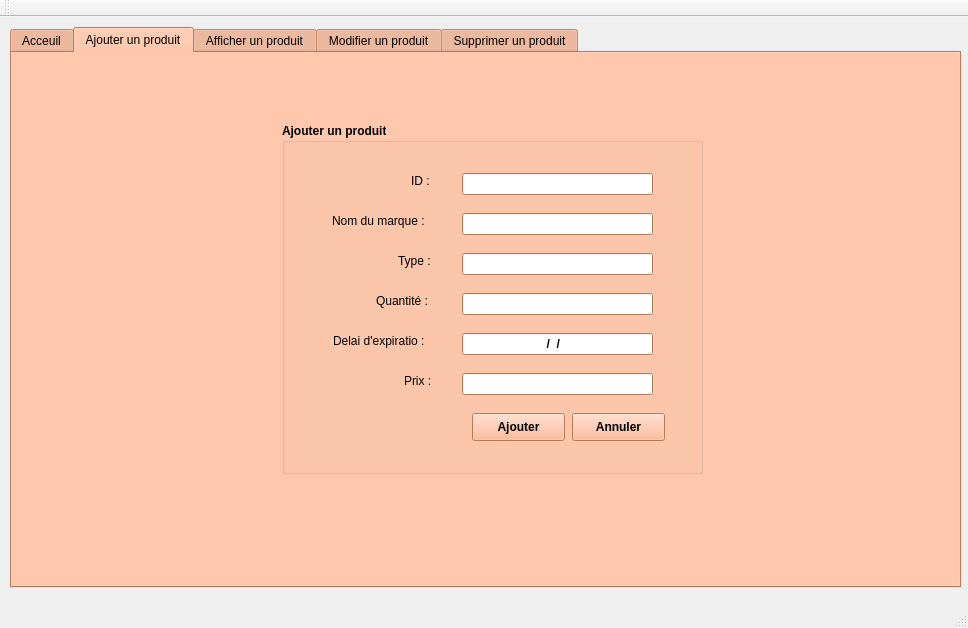
The window that mainwindow.ui (anwar448/projet_cpp_2A) describes before a commit, drawn with Qt 5.
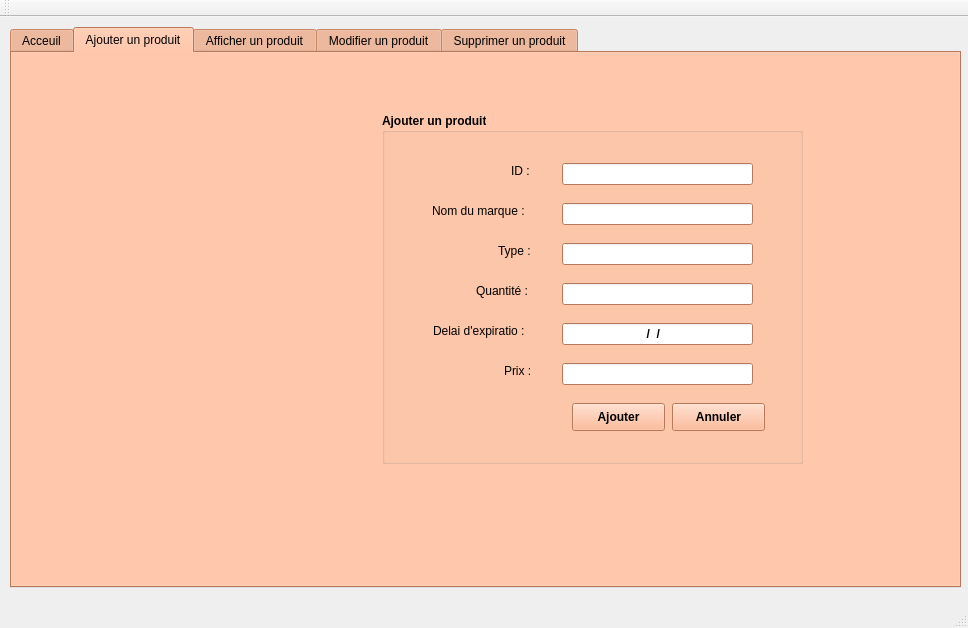
The same window after the commit.

The edit to the form file:
```diff
--- a/mainwindow.ui
+++ b/mainwindow.ui
@@ -1078,8 +1078,8 @@
      <widget class="QGroupBox" name="groupBox_4">
       <property name="geometry">
        <rect>
-        <x>270</x>
-        <y>70</y>
+        <x>370</x>
+        <y>60</y>
         <width>421</width>
         <height>351</height>
        </rect>
@@ -1112,6 +1112,9 @@
          <height>22</height>
         </rect>
        </property>
+       <property name="inputMask">
+        <string/>
+       </property>
       </widget>
       <widget class="QLineEdit" name="le_Nom">
        <property name="geometry">
@@ -1161,6 +1164,9 @@
          <height>22</height>
         </rect>
        </property>
+       <property name="inputMask">
+        <string/>
+       </property>
       </widget>
       <widget class="QPushButton" name="ajouter">
        <property name="geometry">
@@ -1332,6 +1338,29 @@
        </property>
       </widget>
      </widget>
+     <widget class="QLabel" name="image_2">
+      <property name="geometry">
+       <rect>
+        <x>140</x>
+        <y>150</y>
+        <width>231</width>
+        <height>151</height>
+       </rect>
+      </property>
+      <property name="whatsThis">
+       <string>&lt;!DOCTYPE HTML PUBLIC &quot;-//W3C//DTD HTML 4.0//EN&quot; &quot;http://www.w3.org/TR/REC-html40/strict.dtd&quot;&gt;
+&lt;html&gt;&lt;head&gt;&lt;meta name=&quot;qrichtext&quot; content=&quot;1&quot; /&gt;&lt;style type=&quot;text/css&quot;&gt;
+p, li { white-space: pre-wrap; }
+&lt;/style&gt;&lt;/head&gt;&lt;body style=&quot; font-family:'MS Shell Dlg 2'; font-size:8pt; font-weight:600; font-style:normal;&quot;&gt;
+&lt;p style=&quot;-qt-paragraph-type:empty; margin-top:0px; margin-bottom:0px; margin-left:0px; margin-right:0px; -qt-block-indent:0; text-indent:0px;&quot;&gt;&lt;br /&gt;&lt;/p&gt;&lt;/body&gt;&lt;/html&gt;</string>
+      </property>
+      <property name="styleSheet">
+       <string notr="true"/>
+      </property>
+      <property name="text">
+       <string/>
+      </property>
+     </widget>
     </widget>
     <widget class="QWidget" name="tab_5">
      <attribute name="title">
```
Left out of the diff: 58 changed lines with no effect on the pictures.
